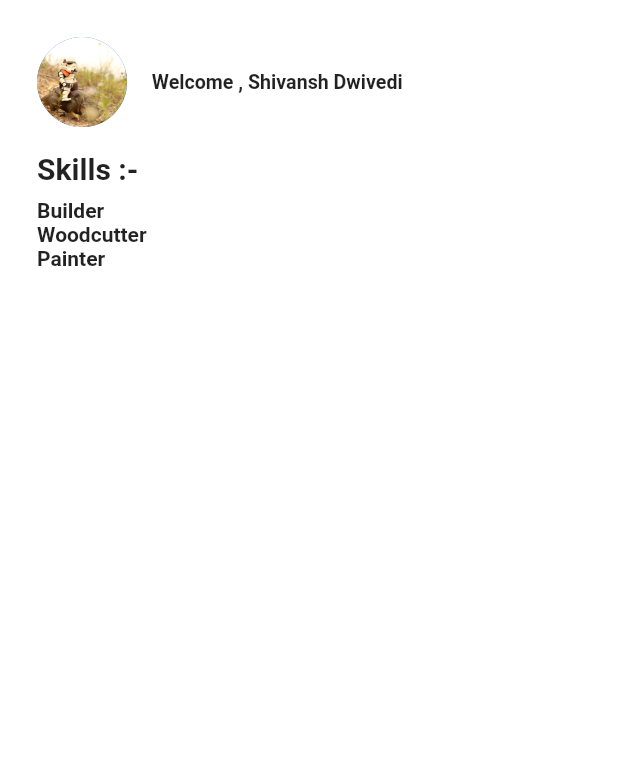
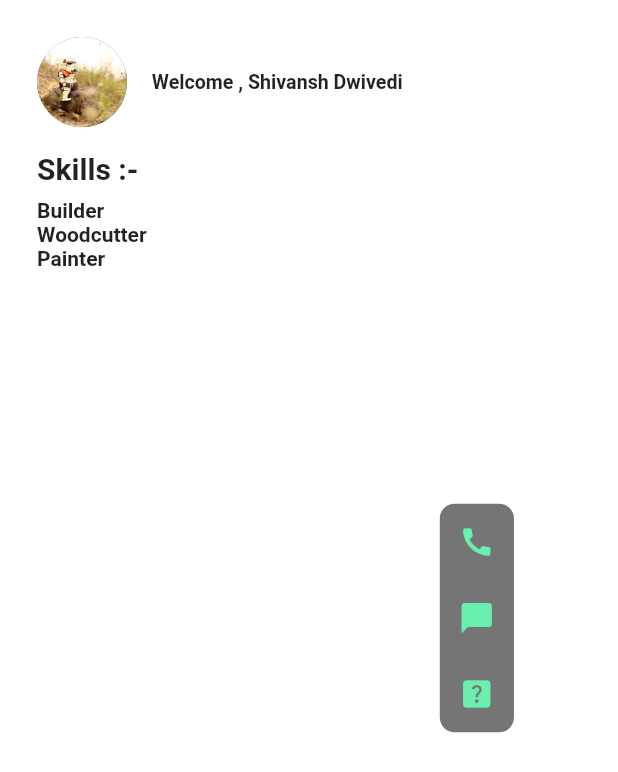
Before and after one commit to shivansh-magnus/shramik, a Flutter app: the Profile widget shown alone on an empty page, opened directly, on a phone screen of 412 x 824 dp. Shown: the top 772 px of the screen. Run offline on Flutter 3.47's test engine with Material 2 defaults, Android fonts, the light colour scheme and no system bars; our stand-ins replace bubble, flutter_svg; missing offline and left inert: flutter_dialogflow.

Commit message:
After fixing chat-bot

```diff
--- a/lib/components/chatbox.dart
+++ b/lib/components/chatbox.dart
@@ -15,7 +15,8 @@ class _ChatBoxState extends State<ChatBox> {
   final messageController = TextEditingController();
   List<Map> messages = [];
   void response(query) async {
-    AuthGoogle authGoogle = await AuthGoogle(fileJson: "").build();
+    AuthGoogle authGoogle =
+        await AuthGoogle(fileJson: "assets/credentials.json").build();
     Dialogflow dialogflow =
         Dialogflow(authGoogle: authGoogle, language: Language.english);
     AIResponse aiResponse = await dialogflow.detectIntent(query);
@@ -76,7 +77,7 @@ class _ChatBotPageState extends State<ChatBotPage> {
     return Scaffold(
       appBar: AppBar(
         title: const Text(
-          "Shramik Chat-BOt",
+          "Shramik Chat-Bot",
         ),
       ),
       body: Container(
--- a/lib/homepage/components/profile.dart
+++ b/lib/homepage/components/profile.dart
@@ -1,4 +1,5 @@
 import 'package:flutter/material.dart';
+import 'package:shramik/components/chatbox.dart';
 
 const primaryColor = Color(0xFFFDFDFD);
 const secondaryColor = Color(0xFF252525);
@@ -10,7 +11,8 @@ class Profile extends StatelessWidget {
   @override
   Widget build(BuildContext context) {
     Size size = MediaQuery.of(context).size;
-    return Container(
+    return Row(children: [
+      Container(
         padding: EdgeInsets.all(size.height * 0.03),
         child: Column(
           mainAxisAlignment: MainAxisAlignment.start,
@@ -27,7 +29,8 @@ class Profile extends StatelessWidget {
               Text(
                 "Welcome , Shivansh Dwivedi",
                 style: TextStyle(
-                  fontWeight: FontWeight.bold, fontSize: size.height * 0.0159),
+                    fontWeight: FontWeight.bold,
+                    fontSize: size.height * 0.0159),
               )
             ]),
             SizedBox(
@@ -43,7 +46,43 @@ class Profile extends StatelessWidget {
             skillText(skills)
           ],
         ),
-    );
+      ),
+      Container(
+        decoration: BoxDecoration(
+          borderRadius: BorderRadius.circular(10),
+          color: Colors.black54,
+        ),
+        height: size.height * 0.185,
+        width: size.width * 0.12,
+        child: Column(
+          crossAxisAlignment: CrossAxisAlignment.center,
+          children: [
+            Expanded(
+                child: IconButton(
+              icon: Icon(Icons.call),
+              onPressed: () {},
+              color: Colors.greenAccent,
+            )),
+            Expanded(
+                child: IconButton(
+              icon: Icon(Icons.chat_bubble),
+              onPressed: () {},
+              color: Colors.greenAccent,
+            )),
+            Expanded(
+                child: IconButton(
+              icon: Icon(Icons.help_center),
+              onPressed: () {
+                Navigator.push(context, MaterialPageRoute(builder: (context) {
+                  return const ChatBox();
+                }));
+              },
+              color: Colors.greenAccent,
+            )),
+          ],
+        ),
+      )
+    ]);
   }
 }
 
```
Also changed, not shown: assets/camera.png (added), assets/default.jpg (added), assets/robot.jpg (added), assets/robot.png (added). Lines whose indentation alone changed are shown as unchanged.
